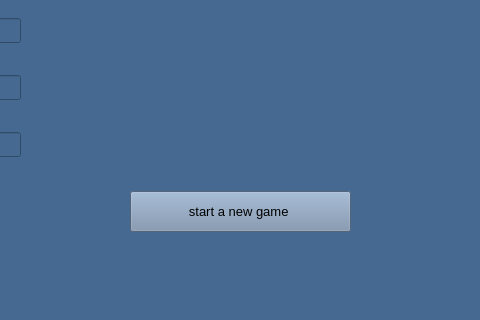
Before: the Qt Designer form Monopoly/mainwindow.ui in shaahinfaezi/Monopoly, drawn with Qt 5; both pictures show x 250 to 730 and y 449 to 769 of the 1007 by 769 pixel window.
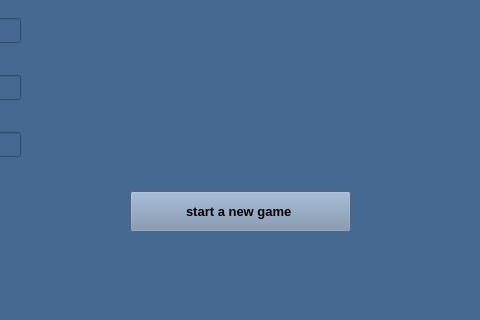
After: the same form once the commit is applied.

Diff of the .ui file:
```diff
--- a/Monopoly/mainwindow.ui
+++ b/Monopoly/mainwindow.ui
@@ -93,8 +93,8 @@
     <property name="font">
      <font>
       <pointsize>10</pointsize>
-      <weight>50</weight>
-      <bold>false</bold>
+      <weight>75</weight>
+      <bold>true</bold>
      </font>
     </property>
     <property name="cursor">
```
